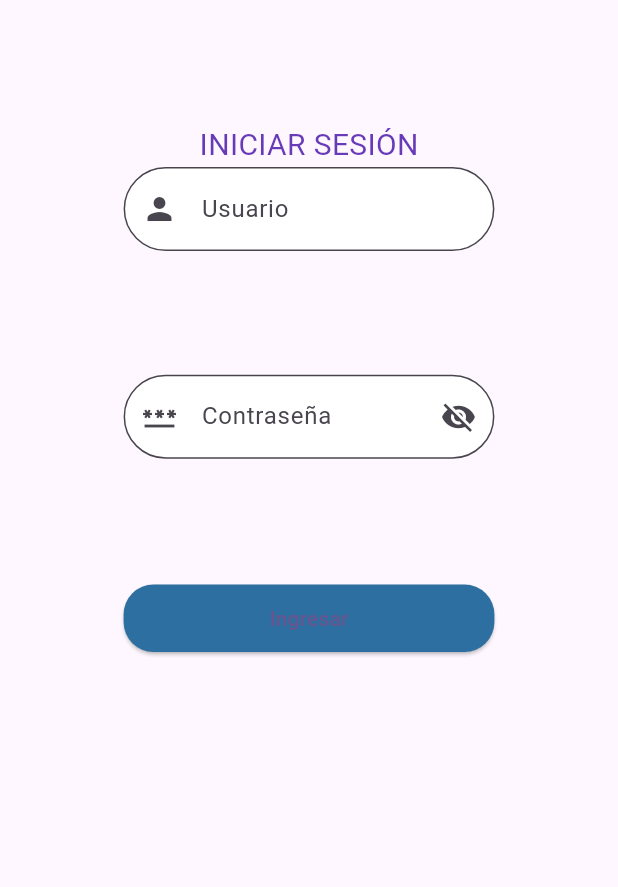
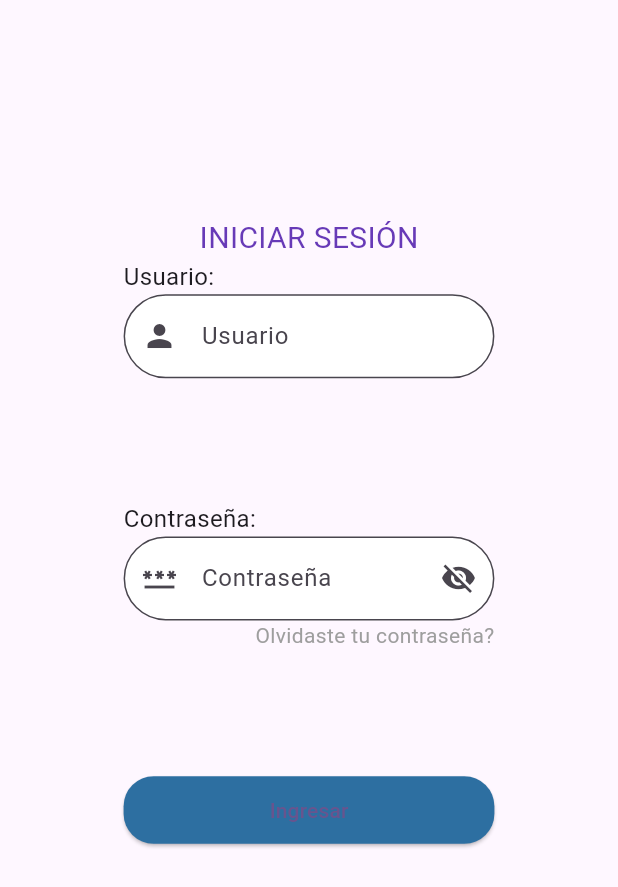
Before and after one commit to AleOrdaz/mi_primera_app, a Flutter app: the screen it shows after launch, on a phone screen of 412 x 824 dp. Shown: the top 887 px of the screen. Run offline on Flutter 3.47's test engine with Material 3 defaults, Android fonts, the phone set to English and light mode, and no system bars.

Commit message:
Se agrego un poco más de diseño al login

```diff
--- a/lib/login.dart
+++ b/lib/login.dart
@@ -43,6 +43,7 @@ class _LoginState extends State<Login> {
                                                   ///size.height * 0.5 -> 50%
         child: Column(
           children: [
+            SizedBox(height: size.height * 0.075,),
             Text(                           //Siempre debe de abrir con "(,[,{"
               'INICIAR SESIÓN',             //Hijo -> String
               style: TextStyle(             //atributo
@@ -50,9 +51,20 @@ class _LoginState extends State<Login> {
                   fontSize: 20.0
               ),                            //Debe de cerrarse con "),],}"
             ),
+            buildRow('Usuario:'),
             buildTextFormField('Usuario', false),    //Equivalente a un input
             SizedBox(height: size.height * 0.1,),
+            buildRow('Contraseña:'),
             buildTextFormField('Contraseña', true),    //Equivalente a un input
+            Row(
+              mainAxisAlignment: MainAxisAlignment.end,
+              children: [
+                Text(
+                  'Olvidaste tu contraseña?',
+                  style: TextStyle(color: cons.gris),
+                )
+              ],
+            ),
             SizedBox(height: size.height * 0.1,),
             ElevatedButton(     //Equivalente a un botón
               style: ElevatedButton.styleFrom(
@@ -89,6 +101,14 @@ class _LoginState extends State<Login> {
     );
   }
 
+  Row buildRow(String text) {
+    return Row(
+      children: [
+        Text(text, style: TextStyle(fontSize: 16),),
+      ],
+    );
+  }
+
   TextFormField buildTextFormField(String text, bool band) {
     return TextFormField(
       controller: band ? password : usuario,
```
